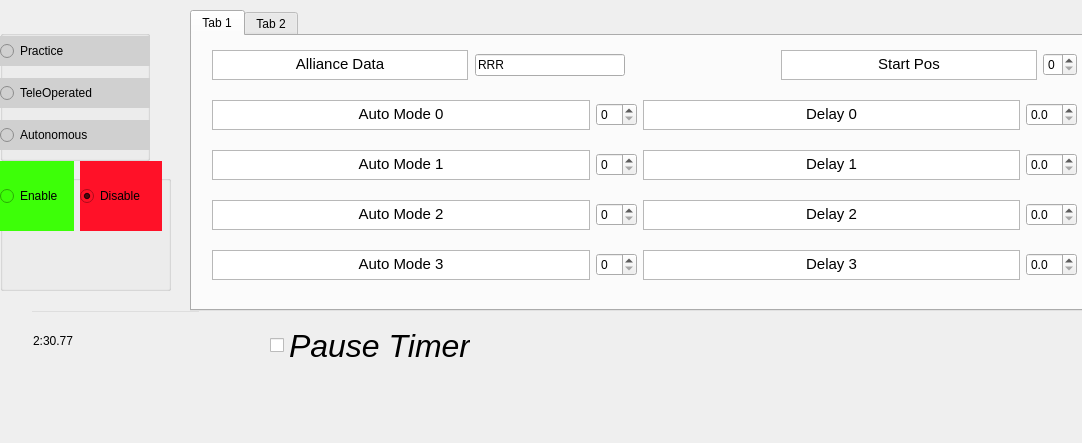
Above: zebROS_ws/src/rqt_driver_station_sim/resource/driverStationSim.ui from FRC900/900RobotCode before the change. Below: the same form after it.
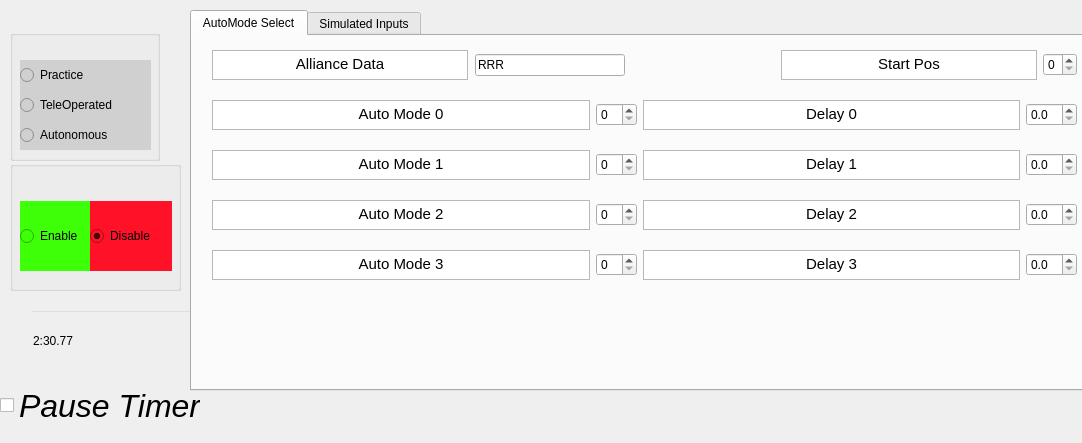
That is the form after the change.

Commit message:
Allow setting of inputs from sim driver station gui (#18)
* In driver station sim, read joint arrays - start of creating gui to
modify them

* Dynamically add inputs to simulated inputs tab (not hooked up to anything yet)

* Allow sim set limit switch service to use talon name in addition to can ID

* Hook up service calls to sim driver station checkboxes

* Clean up debugging printouts

```diff
--- a/zebROS_ws/src/rqt_driver_station_sim/resource/driverStationSim.ui
+++ b/zebROS_ws/src/rqt_driver_station_sim/resource/driverStationSim.ui
@@ -21,7 +21,7 @@
   <widget class="QWidget" name="centralwidget">
    <property name="geometry">
     <rect>
-     <x>0</x>
+     <x>10</x>
      <y>30</y>
      <width>171</width>
      <height>261</height>
@@ -54,9 +54,9 @@
             <widget class="QRadioButton" name="auto_mode">
              <property name="geometry">
               <rect>
-               <x>0</x>
+               <x>10</x>
                <y>90</y>
-               <width>161</width>
+               <width>131</width>
                <height>30</height>
               </rect>
              </property>
@@ -90,9 +90,9 @@
             <widget class="QRadioButton" name="teleop_button">
              <property name="geometry">
               <rect>
-               <x>0</x>
-               <y>48</y>
-               <width>162</width>
+               <x>10</x>
+               <y>60</y>
+               <width>131</width>
                <height>30</height>
               </rect>
              </property>
@@ -127,9 +127,9 @@
             <widget class="QRadioButton" name="practice_button">
              <property name="geometry">
               <rect>
-               <x>0</x>
-               <y>6</y>
-               <width>162</width>
+               <x>10</x>
+               <y>30</y>
+               <width>131</width>
                <height>30</height>
               </rect>
              </property>
@@ -169,13 +169,13 @@
           <item>
            <widget class="QGroupBox" name="groupBox_2">
             <property name="title">
-             <string>GroupBox</string>
+             <string/>
             </property>
             <widget class="QRadioButton" name="disable_button_2">
              <property name="geometry">
               <rect>
                <x>80</x>
-               <y>0</y>
+               <y>40</y>
                <width>82</width>
                <height>70</height>
               </rect>
@@ -226,8 +226,8 @@
             <widget class="QRadioButton" name="enable_button_2">
              <property name="geometry">
               <rect>
-               <x>0</x>
-               <y>0</y>
+               <x>10</x>
+               <y>40</y>
                <width>74</width>
                <height>70</height>
               </rect>
@@ -306,8 +306,8 @@
   <widget class="QCheckBox" name="timer_pause">
    <property name="geometry">
     <rect>
-     <x>270</x>
-     <y>310</y>
+     <x>0</x>
+     <y>370</y>
      <width>201</width>
      <height>71</height>
     </rect>
@@ -340,7 +340,7 @@
      <x>190</x>
      <y>10</y>
      <width>901</width>
-     <height>301</height>
+     <height>381</height>
     </rect>
    </property>
    <property name="currentIndex">
@@ -348,7 +348,7 @@
    </property>
    <widget class="QWidget" name="tab_3">
     <attribute name="title">
-     <string>Tab 1</string>
+     <string>AutoMode Select</string>
     </attribute>
     <widget class="QWidget" name="layoutWidget">
      <property name="geometry">
@@ -702,7 +702,7 @@
    </widget>
    <widget class="QWidget" name="tab_4">
     <attribute name="title">
-     <string>Tab 2</string>
+     <string>Simulated Inputs</string>
     </attribute>
    </widget>
   </widget>
```
The commit also changes 6 other files.
